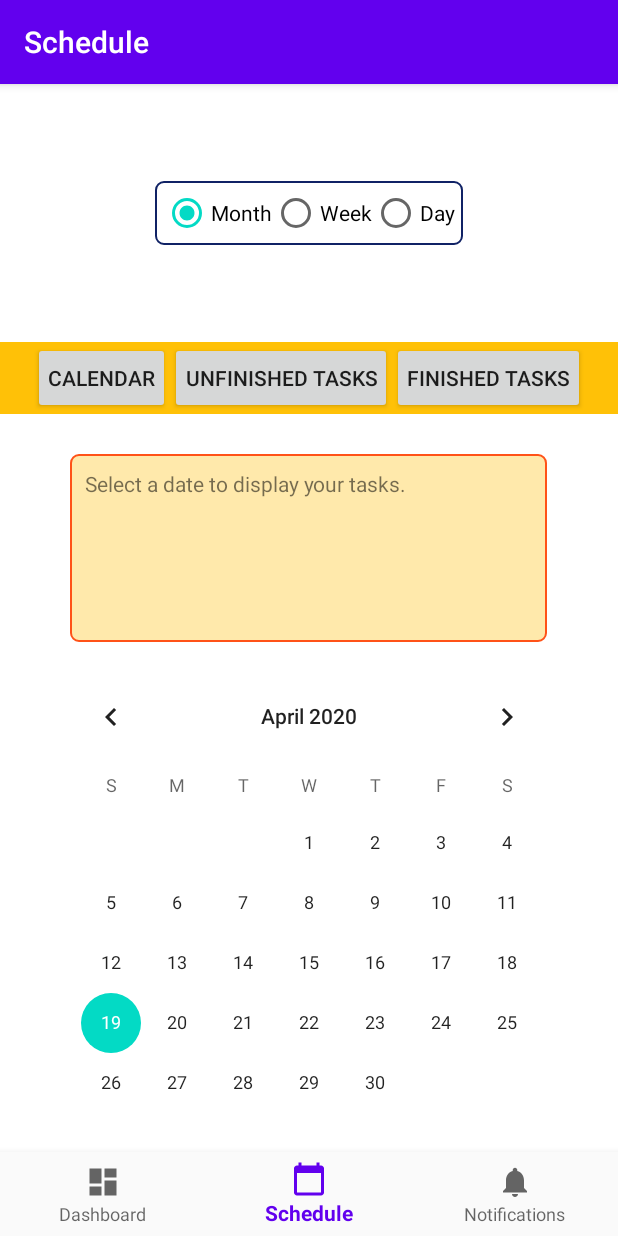
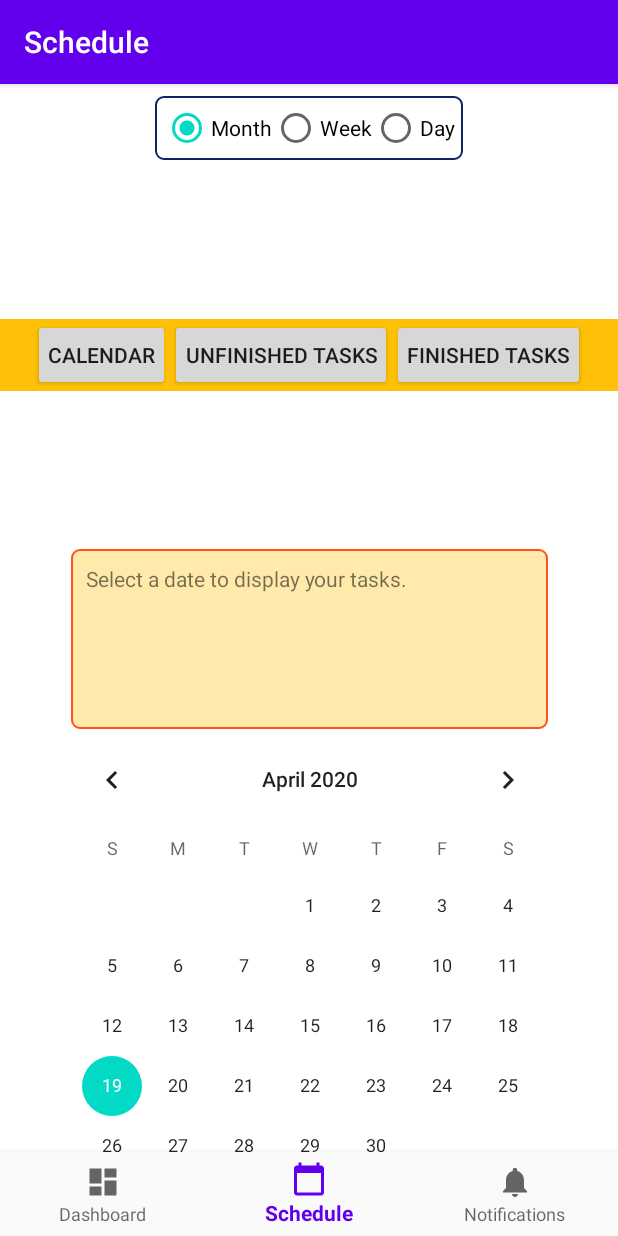
Before and after one commit to rhyzue/Motion, an Android app: the ScheduleFragment screen opened through its navigation route, on a phone screen of 412 x 824 dp. Run offline under Robolectric (Android 15) with nearby library versions, the phone set to English and light mode, and no system bars; our stand-ins replace navigation-ui.

Commit message:
adjust screen sizing

```diff
--- a/app/src/main/res/layout/fragment_schedule.xml
+++ b/app/src/main/res/layout/fragment_schedule.xml
@@ -11,14 +11,13 @@
         android:id="@+id/scheduleWidgetContainer"
         android:layout_width="fill_parent"
         android:layout_height="wrap_content"
-        android:layout_marginBottom="16dp"
         android:background="#FFC107"
         android:gravity="center"
         android:orientation="horizontal"
         app:layout_constraintBottom_toTopOf="@+id/calendar_container"
         app:layout_constraintEnd_toEndOf="parent"
-        app:layout_constraintHorizontal_bias="0.0"
-        app:layout_constraintStart_toStartOf="parent">
+        app:layout_constraintStart_toStartOf="parent"
+        app:layout_constraintTop_toBottomOf="@+id/schedule_type_selector">
 
         <Button
             android:id="@+id/calendar_button"
@@ -45,25 +44,22 @@
     <FrameLayout
         android:id="@+id/calendar_container"
         android:layout_width="350dp"
-        android:layout_height="500dp"
-        android:layout_marginBottom="32dp"
+        android:layout_height="450dp"
+        android:layout_marginBottom="8dp"
         android:background="#FFFFFF"
         app:layout_constraintBottom_toBottomOf="parent"
         app:layout_constraintEnd_toEndOf="parent"
-        app:layout_constraintHorizontal_bias="0.492"
         app:layout_constraintStart_toStartOf="parent" />
 
     <RadioGroup
         android:id="@+id/schedule_type_selector"
         android:layout_width="wrap_content"
         android:layout_height="wrap_content"
-        android:layout_marginTop="16dp"
-        android:layout_marginBottom="16dp"
+        android:layout_marginTop="8dp"
         android:background="@drawable/radiogroup_border"
         android:checkedButton="@+id/radio_month"
         android:orientation="horizontal"
         android:padding="5dp"
-        app:layout_constraintBottom_toTopOf="@+id/scheduleWidgetContainer"
         app:layout_constraintEnd_toEndOf="parent"
         app:layout_constraintStart_toStartOf="parent"
         app:layout_constraintTop_toTopOf="parent">
--- a/app/src/main/res/layout/month_fragment.xml
+++ b/app/src/main/res/layout/month_fragment.xml
@@ -14,13 +14,11 @@
         <TextView
             android:id="@+id/textView"
             android:layout_width="match_parent"
-            android:layout_height="125dp"
+            android:layout_height="120dp"
             android:layout_marginStart="16dp"
             android:layout_marginLeft="16dp"
-            android:layout_marginTop="16dp"
             android:layout_marginEnd="16dp"
             android:layout_marginRight="16dp"
-            android:layout_marginBottom="16dp"
             android:background="@drawable/daycontainer_border"
             android:padding="10dp"
             android:paddingLeft="10dp"
@@ -36,12 +34,11 @@
         <CalendarView
             android:id="@+id/calendarView2"
             android:layout_width="wrap_content"
-            android:layout_height="wrap_content"
+            android:layout_height="300dp"
             android:layout_marginStart="16dp"
             android:layout_marginLeft="16dp"
             android:layout_marginEnd="16dp"
             android:layout_marginRight="16dp"
-            android:layout_marginBottom="16dp"
             app:layout_constraintBottom_toBottomOf="parent"
             app:layout_constraintEnd_toEndOf="parent"
             app:layout_constraintHorizontal_bias="0.491"
```
Also changed, not shown: 72 other files.
